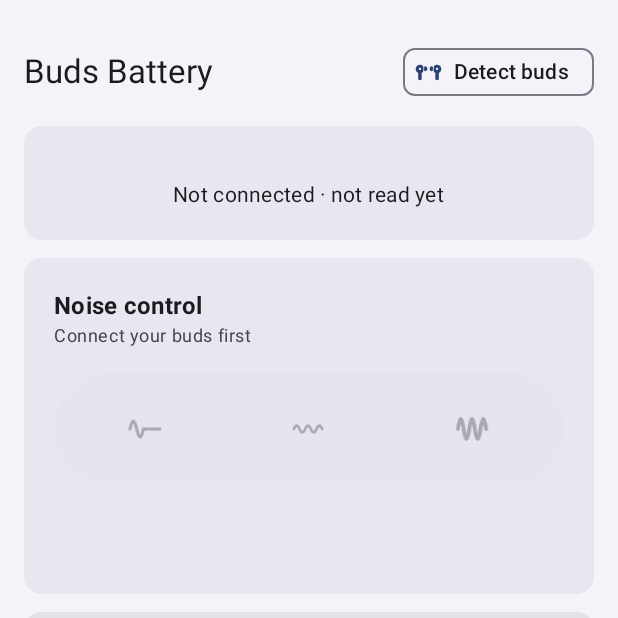
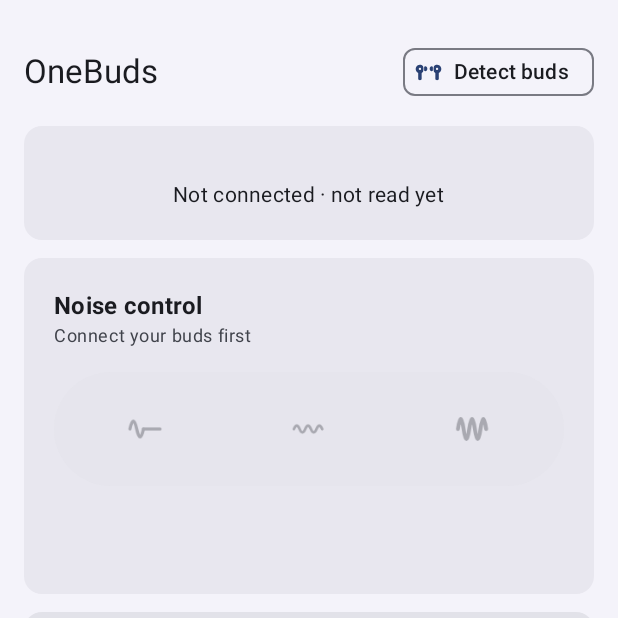
Before and after one commit to dcoder-me/onebuds, an Android app built with Jetpack Compose: the screen it shows after launch (SetupActivity), on a phone screen of 412 x 824 dp, the top half of it. Run offline under Robolectric (Android 15) with nearby library versions, the phone set to English and light mode, and no system bars; 2 statements that could not run were skipped.

Commit message:
fix: update project name and app name to OneBuds

```diff
--- a/app/src/main/res/values/strings.xml
+++ b/app/src/main/res/values/strings.xml
@@ -1,6 +1,6 @@
 <?xml version="1.0" encoding="utf-8"?>
 <resources>
-    <string name="app_name">Buds Battery</string>
+    <string name="app_name">OneBuds</string>
     <string name="app_subtitle">Realme Buds T310</string>
     <string name="tile_label">Realme Buds</string>
     <string name="channel_name">Battery</string>
--- a/settings.gradle.kts
+++ b/settings.gradle.kts
@@ -14,5 +14,5 @@ dependencyResolutionManagement {
     }
 }
 
-rootProject.name = "buds-battery"
+rootProject.name = "onebuds"
 include(":app")
```
